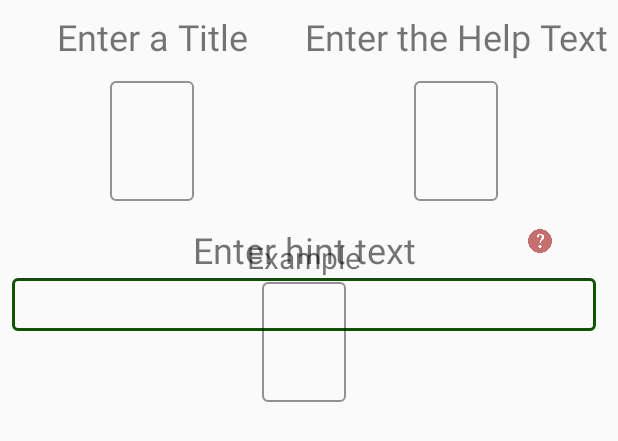
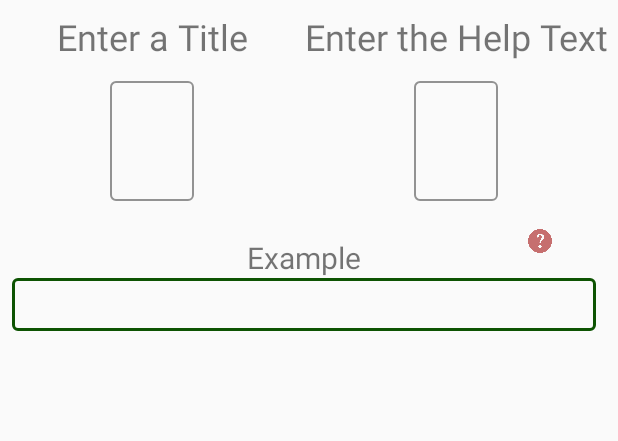
Before and after one commit to databits3883/scout-builder-android, an Android app: the layout popup_textbox.xml on its own in the app's theme, with its tools: preview values and no code run, on a phone screen of 412 x 824 dp. Shown: the top 441 px of the screen. Run offline under Robolectric (Android 15) with nearby library versions, the phone set to English and light mode, and no system bars.

Commit message:
Remove hint from the Textbox UI element
Makes it so we can make it smaller because there is a lot of wasted space and we can use the help balloon instead

```diff
--- a/app/src/main/java/com/databits/scoutbuilder/dialogs/TextboxDialog.java
+++ b/app/src/main/java/com/databits/scoutbuilder/dialogs/TextboxDialog.java
@@ -30,9 +30,6 @@ public class TextboxDialog extends DialogFragment {
   boolean location;
 
   Preference preference = PowerPreference.getDefaultFile();
-
-  AtomicReference<TextInputLayout> popup_hint_example = new AtomicReference<>();
-
 
   public interface TextboxDialogListener {
     void onTextboxDialogPositiveClick(Cell newCell, boolean location, int viewId, int realId);
@@ -84,16 +81,6 @@ public class TextboxDialog extends DialogFragment {
     TextView picker_help = v.findViewById(R.id.popup_help_text);
 
     ImageButton helpIcon = v.findViewById(R.id.help_button);
-    TextView picker_hint;
-
-    // Sets the saved title and hint text
-    popup_hint_example.set(v.findViewById(R.id.textbox_text_layout));
-    picker_hint = v.findViewById(R.id.popup_title_hint_text);
-    if (location) {
-      popup_hint_example.get().setHint(preference.getString("top_" + viewId + "_hint_value"));
-    } else {
-      popup_hint_example.get().setHint(preference.getString("bot_" + viewId + "_hint_value"));
-    }
 
     // Set default title to both TextViews
     picker_title.setText(title);
@@ -153,15 +140,9 @@ public class TextboxDialog extends DialogFragment {
           String cellTitle = picker_title.getText().toString();
 
           String newTitle = picker_title.getText().toString();
-          String hint = picker_hint.getText().toString();
           String newHelp = picker_help.getText().toString();
           if (!newTitle.isEmpty()) {
             preference.putString(viewId + "_title_value", title);
-          }
-          if (!hint.isEmpty()) {
-            preference.putString(viewId + "_hint_value", hint);
-
-            cellParam.setTextHint(hint);
           }
           if (!newHelp.isEmpty()) {
             preference.putString(viewId + "_help_value", newHelp);
--- a/app/src/main/res/layout/popup_textbox.xml
+++ b/app/src/main/res/layout/popup_textbox.xml
@@ -61,48 +61,6 @@
         <!--This is the actual edit text which takes the input-->
         <com.google.android.material.textfield.TextInputEditText
             android:id="@+id/popup_title_text"
-            android:layout_width="wrap_content"
-            android:layout_height="wrap_content"
-            android:imeOptions="actionDone"
-            android:selectAllOnFocus="true"
-            android:singleLine="true"
-            android:textCursorDrawable="@null"
-            android:textSize="34sp"
-            app:layout_constraintBottom_toTopOf="@+id/yes_no_example"
-            app:layout_constraintEnd_toEndOf="parent"
-            app:layout_constraintStart_toStartOf="@+id/filledTextField"
-            />
-    </com.google.android.material.textfield.TextInputLayout>
-
-    <!--This layout sets the size/dimensions of the box-->
-    <TextView
-        android:id="@+id/hint"
-        android:layout_width="wrap_content"
-        android:layout_height="wrap_content"
-        android:layout_marginTop="16dp"
-        android:text="@string/HintTextTitle"
-        android:textAlignment="center"
-        android:textSize="24sp"
-        app:layout_constraintEnd_toEndOf="parent"
-        app:layout_constraintStart_toStartOf="parent"
-        app:layout_constraintTop_toBottomOf="@+id/popup_help_layout"
-        />
-
-    <com.google.android.material.textfield.TextInputLayout
-        android:id="@+id/popup_edittext_layout_hint"
-        android:layout_width="wrap_content"
-        android:layout_height="wrap_content"
-        app:layout_constraintEnd_toEndOf="parent"
-        app:layout_constraintStart_toStartOf="parent"
-        app:layout_constraintTop_toBottomOf="@+id/hint"
-        app:boxStrokeColor="@color/accent_color"
-        app:counterTextColor="@color/accent_color"
-        app:hintTextColor="@color/accent_color"
-        >
-
-        <!--This is the actual edit text which takes the input-->
-        <com.google.android.material.textfield.TextInputEditText
-            android:id="@+id/popup_title_hint_text"
             android:layout_width="wrap_content"
             android:layout_height="wrap_content"
             android:imeOptions="actionDone"
```
